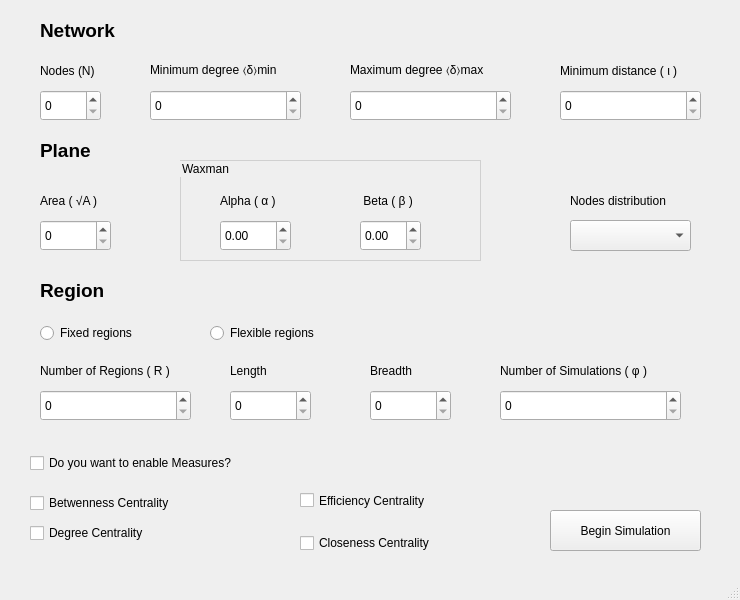
Trindad/network-topologies-generator-frontend, file nttgen/mainwindow.ui: the form before one commit.
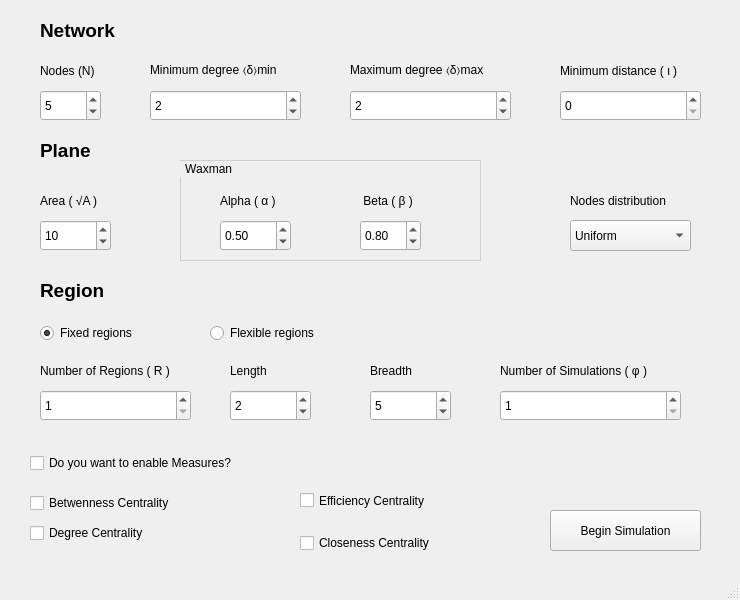
The form after the commit.

Diff of the .ui file:
```diff
--- a/nttgen/mainwindow.ui
+++ b/nttgen/mainwindow.ui
@@ -36,6 +36,15 @@
       <height>31</height>
      </rect>
     </property>
+    <property name="minimum">
+     <number>3</number>
+    </property>
+    <property name="maximum">
+     <number>1000</number>
+    </property>
+    <property name="value">
+     <number>5</number>
+    </property>
    </widget>
    <widget class="QSpinBox" name="minimumDegree">
     <property name="geometry">
@@ -46,6 +55,15 @@
       <height>31</height>
      </rect>
     </property>
+    <property name="minimum">
+     <number>1</number>
+    </property>
+    <property name="maximum">
+     <number>999</number>
+    </property>
+    <property name="value">
+     <number>2</number>
+    </property>
    </widget>
    <widget class="QSpinBox" name="maximumDegree">
     <property name="geometry">
@@ -56,6 +74,15 @@
       <height>31</height>
      </rect>
     </property>
+    <property name="minimum">
+     <number>1</number>
+    </property>
+    <property name="maximum">
+     <number>999</number>
+    </property>
+    <property name="value">
+     <number>2</number>
+    </property>
    </widget>
    <widget class="QSpinBox" name="distance">
     <property name="geometry">
@@ -76,6 +103,15 @@
       <height>31</height>
      </rect>
     </property>
+    <property name="minimum">
+     <number>6</number>
+    </property>
+    <property name="maximum">
+     <number>100000</number>
+    </property>
+    <property name="value">
+     <number>10</number>
+    </property>
    </widget>
    <widget class="QSpinBox" name="numberOfRegions">
     <property name="geometry">
@@ -86,6 +122,12 @@
       <height>31</height>
      </rect>
     </property>
+    <property name="minimum">
+     <number>1</number>
+    </property>
+    <property name="maximum">
+     <number>99999</number>
+    </property>
    </widget>
    <widget class="QSpinBox" name="length">
     <property name="geometry">
@@ -96,6 +138,15 @@
       <height>31</height>
      </rect>
     </property>
+    <property name="minimum">
+     <number>1</number>
+    </property>
+    <property name="maximum">
+     <number>99999</number>
+    </property>
+    <property name="value">
+     <number>2</number>
+    </property>
    </widget>
    <widget class="QSpinBox" name="breadth">
     <property name="geometry">
@@ -106,6 +157,15 @@
       <height>31</height>
      </rect>
     </property>
+    <property name="minimum">
+     <number>1</number>
+    </property>
+    <property name="maximum">
+     <number>99999</number>
+    </property>
+    <property name="value">
+     <number>5</number>
+    </property>
    </widget>
    <widget class="QRadioButton" name="fixedRegions">
     <property name="geometry">
@@ -119,6 +179,9 @@
     <property name="text">
      <string>Fixed regions</string>
     </property>
+    <property name="checked">
+     <bool>true</bool>
+    </property>
    </widget>
    <widget class="QRadioButton" name="fexibleRegions">
     <property name="geometry">
@@ -142,6 +205,16 @@
       <height>31</height>
      </rect>
     </property>
+    <item>
+     <property name="text">
+      <string>Uniform</string>
+     </property>
+    </item>
+    <item>
+     <property name="text">
+      <string>Random</string>
+     </property>
+    </item>
    </widget>
    <widget class="QCheckBox" name="measures">
     <property name="geometry">
@@ -217,6 +290,12 @@
       <height>31</height>
      </rect>
     </property>
+    <property name="minimum">
+     <number>1</number>
+    </property>
+    <property name="maximum">
+     <number>99999</number>
+    </property>
    </widget>
    <widget class="QLabel" name="label">
     <property name="geometry">
@@ -404,7 +483,7 @@
 }</string>
     </property>
     <property name="title">
-     <string>Waxman</string>
+     <string> Waxman</string>
     </property>
     <widget class="QLabel" name="label_7">
      <property name="geometry">
@@ -428,6 +507,18 @@
        <height>31</height>
       </rect>
      </property>
+     <property name="minimum">
+      <double>0.010000000000000</double>
+     </property>
+     <property name="maximum">
+      <double>1.000000000000000</double>
+     </property>
+     <property name="singleStep">
+      <double>0.100000000000000</double>
+     </property>
+     <property name="value">
+      <double>0.500000000000000</double>
+     </property>
     </widget>
     <widget class="QLabel" name="label_6">
      <property name="geometry">
@@ -451,6 +542,18 @@
        <height>31</height>
       </rect>
      </property>
+     <property name="minimum">
+      <double>0.100000000000000</double>
+     </property>
+     <property name="maximum">
+      <double>1.000000000000000</double>
+     </property>
+     <property name="singleStep">
+      <double>0.050000000000000</double>
+     </property>
+     <property name="value">
+      <double>0.800000000000000</double>
+     </property>
     </widget>
    </widget>
    <widget class="QLabel" name="label_15">
```
